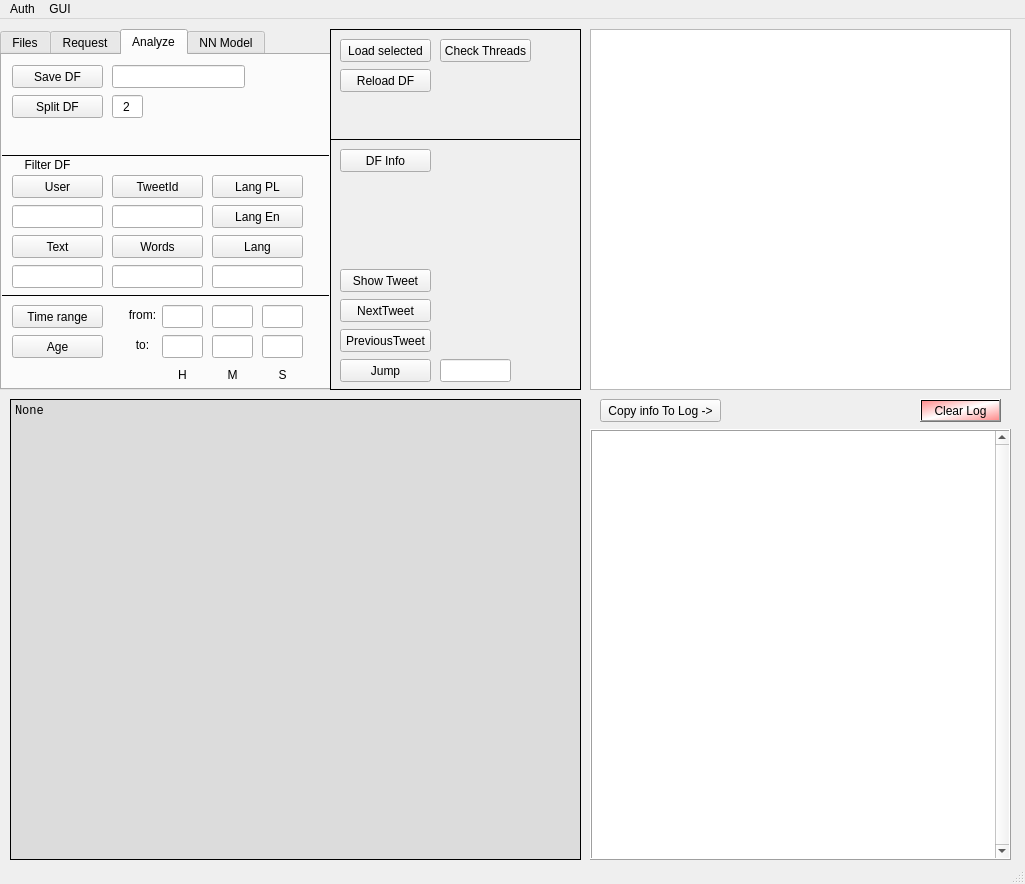
Above: TwitterAnalyzer/GUI/GUI_QT.ui from GrzegorzKrug/TwitterAnalyzer before the change. Below: the same form after it.
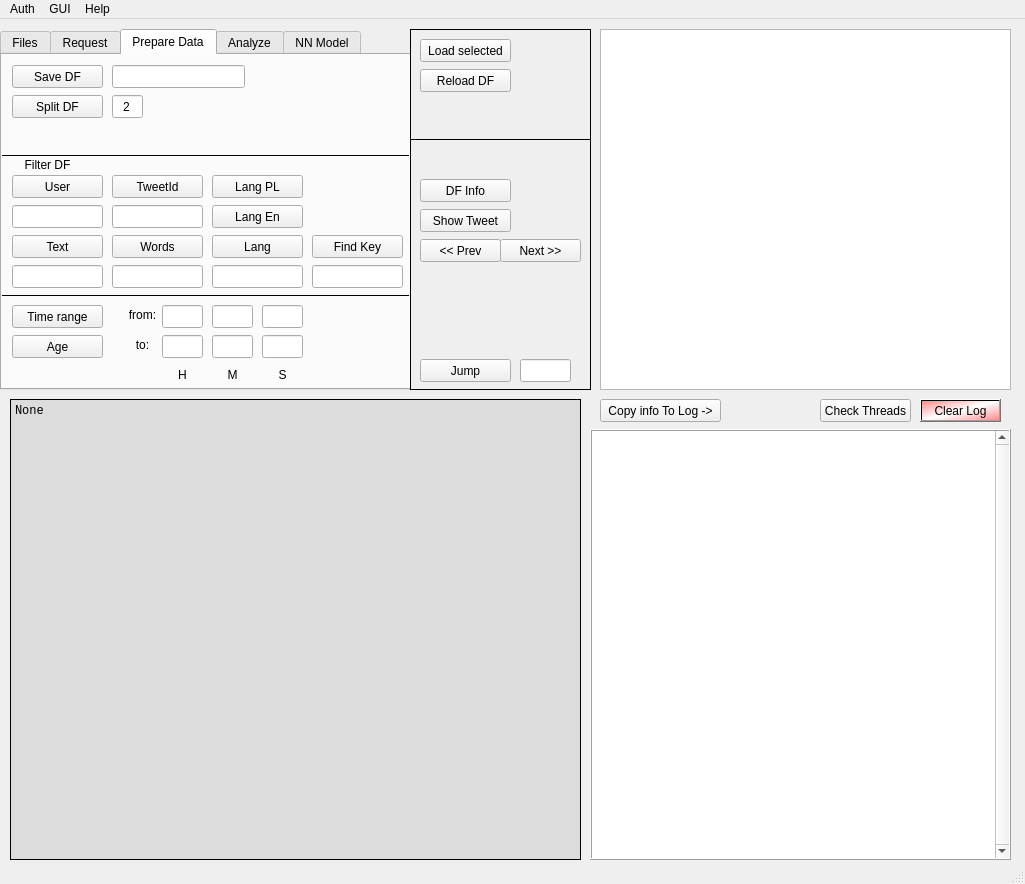
That is the form after the change.

Commit message: MenuHelp, DFFilterNotNoneKey

```diff
--- a/TwitterAnalyzer/GUI/GUI_QT.ui
+++ b/TwitterAnalyzer/GUI/GUI_QT.ui
@@ -19,7 +19,7 @@
      <rect>
       <x>0</x>
       <y>10</y>
-      <width>331</width>
+      <width>411</width>
       <height>361</height>
      </rect>
     </property>
@@ -275,7 +275,7 @@
     </widget>
     <widget class="QWidget" name="tab_3">
      <attribute name="title">
-      <string>Analyze</string>
+      <string>Prepare Data</string>
      </attribute>
      <attribute name="toolTip">
       <string>Analyze loaded DF</string>
@@ -314,7 +314,7 @@
        <rect>
         <x>-10</x>
         <y>100</y>
-        <width>341</width>
+        <width>421</width>
         <height>251</height>
        </rect>
       </property>
@@ -496,7 +496,7 @@
         <rect>
          <x>0</x>
          <y>140</y>
-         <width>341</width>
+         <width>421</width>
          <height>101</height>
         </rect>
        </property>
@@ -726,6 +726,35 @@
         <string>input for Lang Button</string>
        </property>
       </widget>
+      <widget class="QPushButton" name="pushButton_FilterDF_by_Key">
+       <property name="geometry">
+        <rect>
+         <x>320</x>
+         <y>80</y>
+         <width>91</width>
+         <height>23</height>
+        </rect>
+       </property>
+       <property name="toolTip">
+        <string>Filter tweets with valused instead of None, put category</string>
+       </property>
+       <property name="text">
+        <string>Find Key</string>
+       </property>
+      </widget>
+      <widget class="QLineEdit" name="lineEdit_filterKeyinput">
+       <property name="geometry">
+        <rect>
+         <x>320</x>
+         <y>110</y>
+         <width>91</width>
+         <height>23</height>
+        </rect>
+       </property>
+       <property name="toolTip">
+        <string>Key input</string>
+       </property>
+      </widget>
      </widget>
      <widget class="QPushButton" name="pushButton_export_DF_7">
       <property name="geometry">
@@ -763,6 +792,11 @@
       </property>
      </widget>
     </widget>
+    <widget class="QWidget" name="Analyze">
+     <attribute name="title">
+      <string>Analyze</string>
+     </attribute>
+    </widget>
     <widget class="QWidget" name="tab_4">
      <attribute name="title">
       <string>NN Model</string>
@@ -772,9 +806,9 @@
    <widget class="QTreeView" name="treeView">
     <property name="geometry">
      <rect>
-      <x>590</x>
+      <x>600</x>
       <y>10</y>
-      <width>421</width>
+      <width>411</width>
       <height>361</height>
      </rect>
     </property>
@@ -889,9 +923,9 @@
    <widget class="QFrame" name="frame_3">
     <property name="geometry">
      <rect>
-      <x>330</x>
+      <x>410</x>
       <y>10</y>
-      <width>251</width>
+      <width>181</width>
       <height>361</height>
      </rect>
     </property>
@@ -907,9 +941,9 @@
     <widget class="QPushButton" name="pushButton_NextTweet">
      <property name="geometry">
       <rect>
-       <x>10</x>
-       <y>270</y>
-       <width>91</width>
+       <x>90</x>
+       <y>210</y>
+       <width>81</width>
        <height>23</height>
       </rect>
      </property>
@@ -917,15 +951,15 @@
       <string>Show next Tweet from DF</string>
      </property>
      <property name="text">
-      <string>NextTweet</string>
+      <string>Next &gt;&gt;</string>
      </property>
     </widget>
     <widget class="QPushButton" name="pushButton_PreviousTweet">
      <property name="geometry">
       <rect>
        <x>10</x>
-       <y>300</y>
-       <width>91</width>
+       <y>210</y>
+       <width>81</width>
        <height>23</height>
       </rect>
      </property>
@@ -933,14 +967,14 @@
       <string>Show previous Tweet from DF</string>
      </property>
      <property name="text">
-      <string>PreviousTweet</string>
+      <string>&lt;&lt; Prev</string>
      </property>
     </widget>
     <widget class="QPushButton" name="pushButton_ShowTweet">
      <property name="geometry">
       <rect>
        <x>10</x>
-       <y>240</y>
+       <y>180</y>
        <width>91</width>
        <height>23</height>
       </rect>
@@ -973,7 +1007,7 @@
       <rect>
        <x>110</x>
        <y>330</y>
-       <width>71</width>
+       <width>51</width>
        <height>23</height>
       </rect>
      </property>
@@ -986,7 +1020,7 @@
       <rect>
        <x>0</x>
        <y>0</y>
-       <width>251</width>
+       <width>181</width>
        <height>111</height>
       </rect>
      </property>
@@ -1028,31 +1062,12 @@
        <string>Reload DF</string>
       </property>
      </widget>
-     <widget class="QPushButton" name="pushButton_check_threads">
-      <property name="geometry">
-       <rect>
-        <x>110</x>
-        <y>10</y>
-        <width>91</width>
-        <height>23</height>
-       </rect>
-      </property>
-      <property name="toolTip">
-       <string>Check currently runing threads and print status.</string>
-      </property>
-      <property name="styleSheet">
-       <string notr="true"/>
-      </property>
-      <property name="text">
-       <string>Check Threads</string>
-      </property>
-     </widget>
     </widget>
     <widget class="QPushButton" name="pushButton_showTweets">
      <property name="geometry">
       <rect>
        <x>10</x>
-       <y>120</y>
+       <y>150</y>
        <width>91</width>
        <height>23</height>
       </rect>
@@ -1068,6 +1083,25 @@
      </property>
     </widget>
    </widget>
+   <widget class="QPushButton" name="pushButton_check_threads">
+    <property name="geometry">
+     <rect>
+      <x>820</x>
+      <y>380</y>
+      <width>91</width>
+      <height>23</height>
+     </rect>
+    </property>
+    <property name="toolTip">
+     <string>Check currently runing threads and print status.</string>
+    </property>
+    <property name="styleSheet">
+     <string notr="true"/>
+    </property>
+    <property name="text">
+     <string>Check Threads</string>
+    </property>
+   </widget>
    <zorder>tabWidget</zorder>
    <zorder>frame_3</zorder>
    <zorder>treeView</zorder>
@@ -1098,8 +1132,15 @@
     </property>
     <addaction name="actionRefresh_GUI"/>
    </widget>
+   <widget class="QMenu" name="menuHelp">
+    <property name="title">
+     <string>Help</string>
+    </property>
+    <addaction name="actionTweet_Description"/>
+   </widget>
    <addaction name="actionMenuAuth"/>
    <addaction name="actionMenuRefresh_Gui"/>
+   <addaction name="menuHelp"/>
   </widget>
   <widget class="QStatusBar" name="statusbar"/>
   <action name="actionLogin">
```
Left out of the diff: 6 changed lines with no effect on the pictures. The commit also changes 1 other file.
